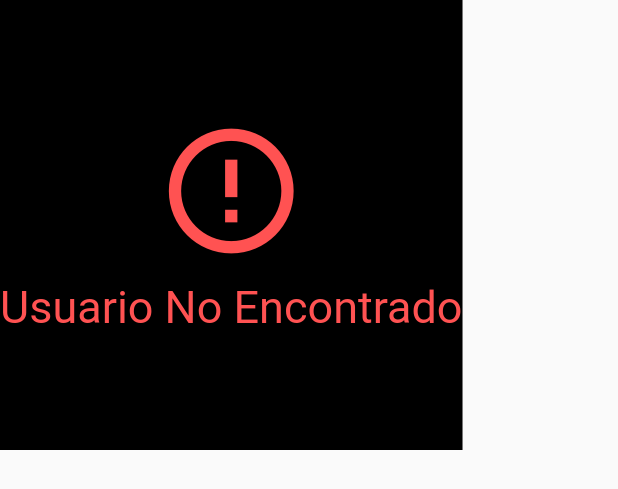
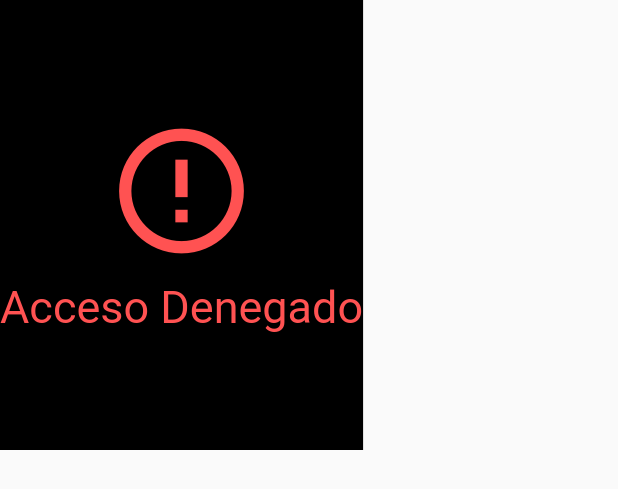
Before and after one commit to jesusfvb/congresso_terciarios, a Flutter app: the ButtonSheetQrErrorComponent widget shown alone on an empty page, opened directly, on a phone screen of 412 x 824 dp. Shown: the top 489 px of the screen. Run offline on Flutter 3.47's test engine with Material 2 defaults, Android fonts, the phone set to English and light mode, and no system bars; our stand-ins replace audioplayers, get, hive, hive_flutter; missing offline and left inert: gsheets, qr_code_scanner; accounts and stored records are empty; key blocks and very long unbroken strings in the code were emptied for the run.

Commit message:
Update sound and message error

```diff
--- a/lib/component/button_sheet_qr_component.dart
+++ b/lib/component/button_sheet_qr_component.dart
@@ -91,7 +91,7 @@ class ButtonSheetQrErrorComponent extends StatelessWidget {
             Container(
               margin: const EdgeInsets.only(top: 10),
               child: const Text(
-                "Usuario No Encontrado",
+                "Acceso Denegado",
                 style: TextStyle(color: Colors.redAccent, fontSize: 30),
               ),
             ),
```
Also changed, not shown: 1 other file.
